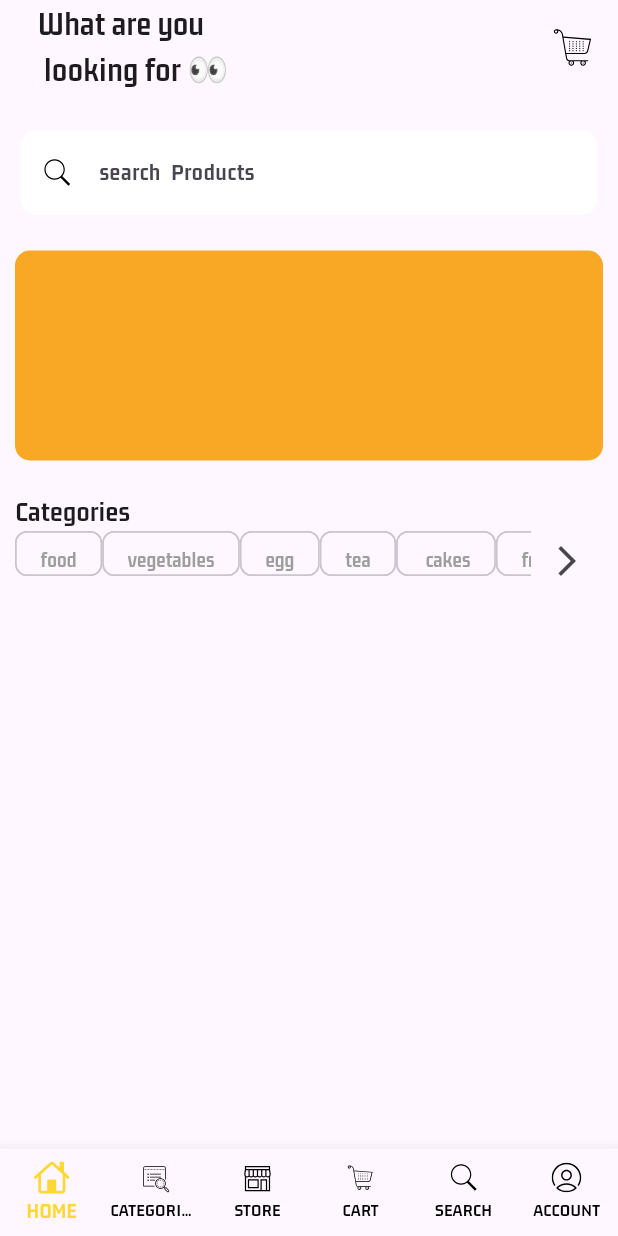
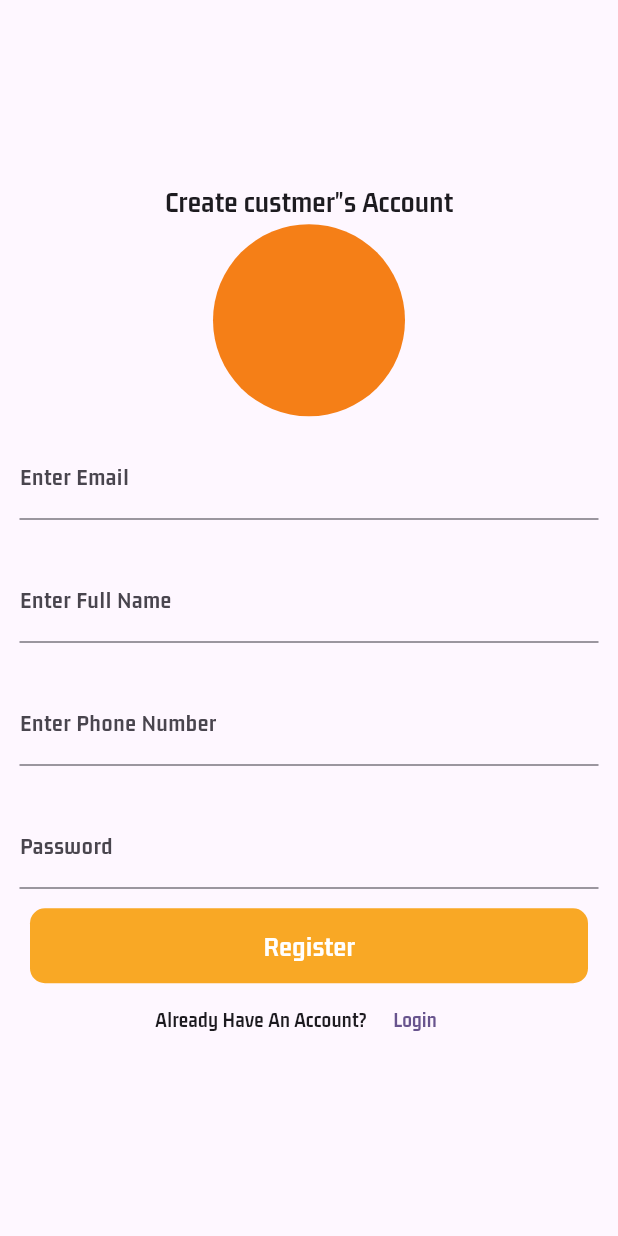
Before and after one commit to Medagangoda/multi_store_mobile, a Flutter app: the screen it shows after launch, on a phone screen of 412 x 824 dp. Run offline on Flutter 3.47's test engine with Material 3 defaults, Android fonts, the light colour scheme and no system bars; our stand-ins replace cloud_firestore, firebase_auth, firebase_core, flutter_svg; accounts and stored records are empty.

Commit message:
SignUp and Login

```diff
--- /dev/null
+++ b/lib/controllers/auth_controller.dart
@@ -0,0 +1,55 @@
+import 'package:cloud_firestore/cloud_firestore.dart';
+import 'package:firebase_auth/firebase_auth.dart';
+
+class AuthController {
+  final FirebaseAuth _auth = FirebaseAuth.instance;
+  final FirebaseFirestore _firestore = FirebaseFirestore.instance;
+  Future<String> SignUpUsers(String email, String fullName, String phoneNumber,
+      String password) async {
+    String res = 'some reeor occured';
+
+    try {
+      if (email.isNotEmpty &&
+          fullName.isNotEmpty &&
+          phoneNumber.isNotEmpty &&
+          password.isNotEmpty) {
+        UserCredential cred = await _auth.createUserWithEmailAndPassword(
+            email: email, password: password);
+
+        await _firestore.collection('buyers').doc(cred.user!.uid).set({
+          'email': email,
+          'fullName': fullName,
+          'phoneNumber': phoneNumber,
+          'buyerId': cred.user!.uid,
+          'address': '',
+        });
+
+        res = 'success';
+      } else {
+        res = 'Please Fields must not be empty';
+      }
+    } catch (e) {}
+
+    return res;
+  }
+
+  //LOGIN
+  loginUsers(String email, String password) async {
+    String res = 'something went wrong';
+
+    try {
+      if (email.isNotEmpty && password.isNotEmpty) {
+        await _auth.signInWithEmailAndPassword(
+            email: email, password: password);
+
+        res = 'success';
+      } else {
+        res = 'Please field must not be empty';
+      }
+    } catch (e) {
+      res = e.toString();
+    }
+
+    return res;
+  }
+}
--- a/lib/main.dart
+++ b/lib/main.dart
@@ -3,6 +3,7 @@ import 'dart:io';
 import 'package:firebase_core/firebase_core.dart';
 import 'package:flutter/material.dart';
 import 'package:flutter/services.dart';
+import 'package:multi_store_mobile/views/buyers/auth/register_screen.dart';
 import 'package:multi_store_mobile/views/buyers/main_screen.dart';
 
 void main() async {
@@ -39,7 +40,7 @@ class MyApp extends StatelessWidget {
         useMaterial3: true,
         fontFamily: 'Brand-Bold',
       ),
-      home: MainScreen(),
+      home: RegisterScreen(),
     );
   }
 }
--- /dev/null
+++ b/lib/views/buyers/auth/register_screen.dart
@@ -0,0 +1,193 @@
+import 'package:flutter/material.dart';
+import 'package:multi_store_mobile/controllers/auth_controller.dart';
+import 'package:multi_store_mobile/utils/show_snackBar.dart';
+import 'package:multi_store_mobile/views/buyers/auth/login_screen.dart';
+
+class RegisterScreen extends StatefulWidget {
+  @override
+  State<RegisterScreen> createState() => _RegisterScreenState();
+}
+
+class _RegisterScreenState extends State<RegisterScreen> {
+  final AuthController _authController = AuthController();
+
+  final GlobalKey<FormState> _formKey = GlobalKey<FormState>();
+
+  late String email;
+
+  late String fullName;
+
+  late String phoneNumber;
+
+  late String password;
+
+  bool _isLoading = false;
+
+  _signUpUser() async {
+    setState(() {
+      _isLoading = true;
+    });
+    if (_formKey.currentState!.validate()) {
+      await _authController.SignUpUsers(email, fullName, phoneNumber, password).whenComplete(() {
+        setState(() {
+          _formKey.currentState!.reset();
+          _isLoading = false;
+        });
+      } );
+
+      return showSnack(context, 'Account has been created');
+    }else{
+      setState(() {
+        _isLoading = false;
+      });
+      return showSnack(context, 'please complete details');
+    }
+  }
+
+  // _signUpUser() async {
+  //   String res = await _authController.SignUpUsers(email, fullName, phoneNumber, password);
+
+  //   if (res != 'success') {
+  //     print(res);
+  //   } else {
+  //     print('good');
+  //   }
+  // }
+
+  @override
+  Widget build(BuildContext context) {
+    return Scaffold(
+      body: Center(
+        child: SingleChildScrollView(
+          child: Form(
+            key: _formKey,
+            child: Column(
+              mainAxisAlignment: MainAxisAlignment.center,
+              children: [
+                Text(
+                  'Create custmer"s Account',
+                  style: TextStyle(fontSize: 20),
+                ),
+                CircleAvatar(
+                  radius: 64,
+                  backgroundColor: Colors.yellow.shade900,
+                ),
+                Padding(
+                  padding: const EdgeInsets.all(13.0),
+                  child: TextFormField(
+                    validator: (value) {
+                      if (value!.isEmpty) {
+                        return 'Please Email must not be empty';
+                      } else {
+                        return null;
+                      }
+                    },
+                    onChanged: (value) {
+                      email = value;
+                    },
+                    decoration: InputDecoration(
+                      labelText: 'Enter Email',
+                    ),
+                  ),
+                ),
+                Padding(
+                  padding: const EdgeInsets.all(13.0),
+                  child: TextFormField(
+                    validator: (value) {
+                      if (value!.isEmpty) {
+                        return 'Please Full Name must not be empty';
+                      } else {
+                        return null;
+                      }
+                    },
+                    onChanged: (value) {
+                      fullName = value;
+                    },
+                    decoration: InputDecoration(
+                      labelText: 'Enter Full Name',
+                    ),
+                  ),
+                ),
+                Padding(
+                  padding: const EdgeInsets.all(13.0),
+                  child: TextFormField(
+                    validator: (value) {
+                      if (value!.isEmpty) {
+                        return 'Please Phone Number must not be empty';
+                      } else {
+                        return null;
+                      }
+                    },
+                    onChanged: (value) {
+                      phoneNumber = value;
+                    },
+                    decoration: InputDecoration(
+                      labelText: 'Enter Phone Number',
+                    ),
+                  ),
+                ),
+                Padding(
+                  padding: const EdgeInsets.all(13.0),
+                  child: TextFormField(
+                    obscureText: true, //hidepassword
+                    validator: (value) {
+                      if (value!.isEmpty) {
+                        return 'Please Password must not be empty';
+                      } else {
+                        return null;
+                      }
+                    },
+                    onChanged: (value) {
+                      password = value;
+                    },
+                    decoration: InputDecoration(
+                      labelText: 'Password',
+                    ),
+                  ),
+                ),
+                GestureDetector(
+                  onTap: () {
+                    _signUpUser();
+                  },
+                  child: Container(
+                    width: MediaQuery.of(context).size.width - 40,
+                    height: 50,
+                    decoration: BoxDecoration(
+                      color: Colors.yellow.shade800,
+                      borderRadius: BorderRadius.circular(10),
+                    ),
+                    child: Center(
+                        child: _isLoading ? CircularProgressIndicator(
+                          color: Colors.white,
+                        ): Text(
+                      'Register',
+                      style: TextStyle(
+                          color: Colors.white,
+                          fontSize: 19,
+                          fontWeight: FontWeight.bold),
+                    )),
+                  ),
+                ),
+                Row(
+                  mainAxisAlignment: MainAxisAlignment.center,
+                  children: [
+                    Text('Already Have An Account?'),
+                    TextButton(
+                      onPressed: () {
+                        Navigator.push(context,
+                            MaterialPageRoute(builder: (context) {
+                          return LoginScreen();
+                        }));
+                      },
+                      child: Text('Login'),
+                    ),
+                  ],
+                )
+              ],
+            ),
+          ),
+        ),
+      ),
+    );
+  }
+}
```
Also changed, not shown: lib/utils/show_snackBar.dart (added, +10 -0 lines), lib/views/buyers/auth/login_screen.dart (added, +132 -0 lines).
